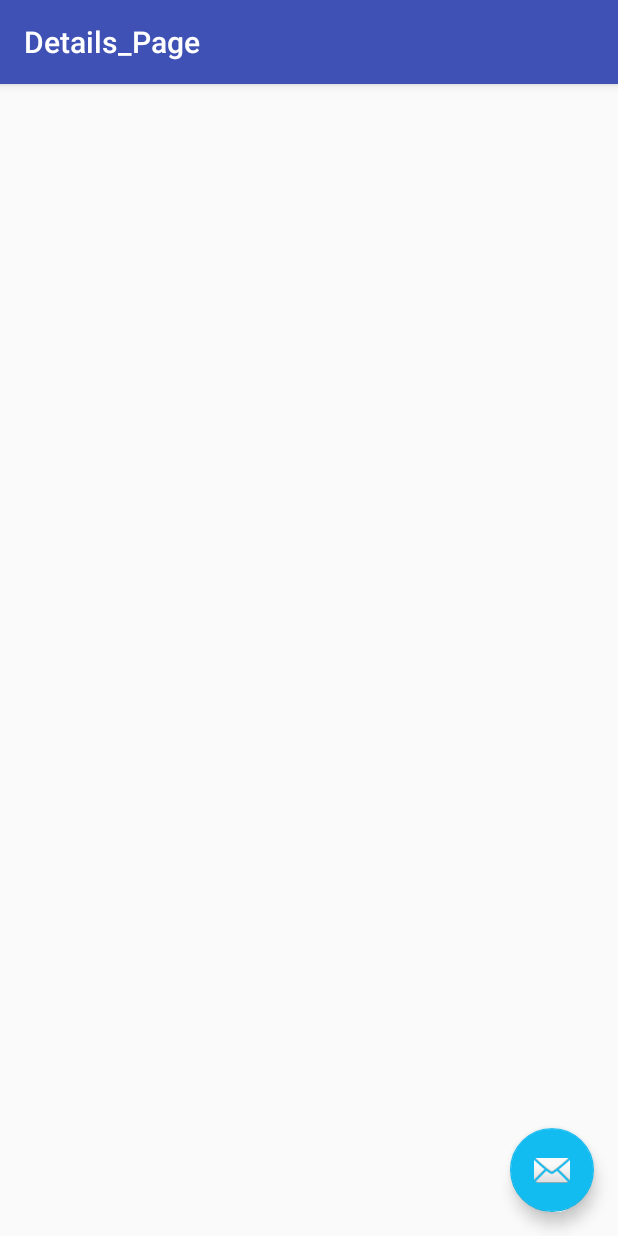
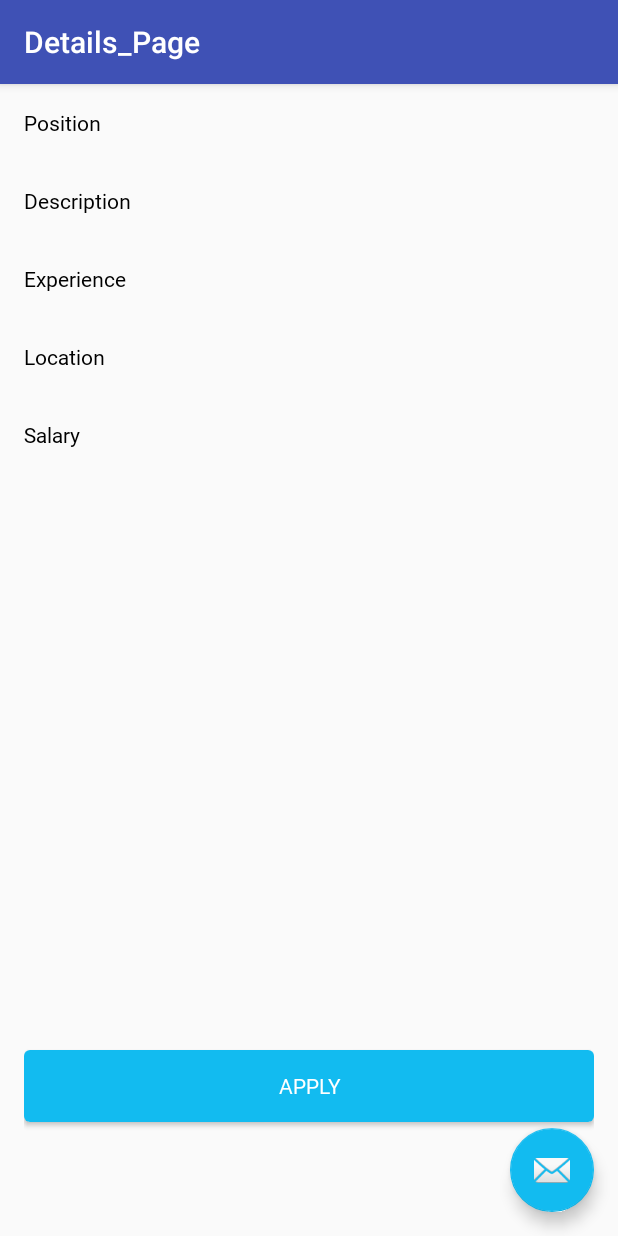
Before and after one commit to youngindia05/jobby, an Android app: the Details_Page screen opened directly, with no data from a screen before it, on a phone screen of 412 x 824 dp. Run offline under Robolectric (Android 15) with nearby library versions, the phone set to English and light mode, and no system bars.

Commit message:
DetailPage creation,Mainfest added Value

```diff
--- a/app/src/main/AndroidManifest.xml
+++ b/app/src/main/AndroidManifest.xml
@@ -57,7 +57,7 @@
             android:label="@string/title_activity_details__page"
             android:theme="@style/AppTheme"></activity>
         <activity android:name=".ui.DailyWagesRegstr"></activity>
-        <activity android:name=".ui.app.Search_list_Activity"></activity>
+        <activity android:name=".ui.Search_list_Activity"></activity>
     </application>
 
 </manifest>
--- a/app/src/main/java/com/youngindia/jobportal/ui/Details_Page.java
+++ b/app/src/main/java/com/youngindia/jobportal/ui/Details_Page.java
@@ -1,31 +1,49 @@
 package com.youngindia.jobportal.ui;
 
+import android.app.Dialog;
+import android.content.DialogInterface;
+import android.content.DialogInterface;
 import android.os.Bundle;
 import android.support.design.widget.FloatingActionButton;
 import android.support.design.widget.Snackbar;
+import android.support.v7.app.AlertDialog;
 import android.support.v7.app.AppCompatActivity;
 import android.support.v7.widget.Toolbar;
 import android.view.View;
+import android.widget.Toast;
 
 import com.youngindia.jobportal.R;
+import com.youngindia.jobportal.fonts.Roboto_Regular_Button;
 
 public class Details_Page extends AppCompatActivity {
+
+    Roboto_Regular_Button apply_btn;
 
     @Override
     protected void onCreate(Bundle savedInstanceState) {
         super.onCreate(savedInstanceState);
         setContentView(R.layout.activity_details__page);
         Toolbar toolbar = (Toolbar) findViewById(R.id.toolbar);
+
+        apply_btn= (Roboto_Regular_Button) findViewById(R.id.btn_apply);
         setSupportActionBar(toolbar);
 
-        FloatingActionButton fab = (FloatingActionButton) findViewById(R.id.fab);
-        fab.setOnClickListener(new View.OnClickListener() {
+        apply_btn.setOnClickListener(new View.OnClickListener(){
+
             @Override
-            public void onClick(View view) {
-                Snackbar.make(view, "Replace with your own action", Snackbar.LENGTH_LONG)
-                        .setAction("Action", null).show();
+            public void onClick(View v) {
+
+                AlertDialog alertDialog = new AlertDialog.Builder(
+                        Details_Page.this).create();
+                alertDialog.setTitle("Job Post");
+
+                alertDialog.setMessage("Your job is sucessfully applied");
+                alertDialog.show();
+
+
             }
         });
+
+
+        }
     }
-
-}
--- a/app/src/main/java/com/youngindia/jobportal/ui/Search_list_Activity.java
+++ b/app/src/main/java/com/youngindia/jobportal/ui/Search_list_Activity.java
@@ -1,15 +1,18 @@
-package com.youngindia.jobportal.ui.app;
+package com.youngindia.jobportal.ui;
 
+import android.content.Intent;
 import android.os.Bundle;
 import android.support.design.widget.FloatingActionButton;
 import android.support.design.widget.Snackbar;
 import android.support.v7.app.AppCompatActivity;
 import android.support.v7.widget.Toolbar;
 import android.view.View;
+import android.widget.AdapterView;
 import android.widget.ListView;
 
 import com.youngindia.jobportal.R;
 import com.youngindia.jobportal.adapter.ListAdapter;
+import com.youngindia.jobportal.ui.Details_Page;
 
 import java.sql.Array;
 
@@ -33,6 +36,15 @@ public class Search_list_Activity extends AppCompatActivity {
         listAdapter=new ListAdapter(this,job_name,job_wages,job_hr);
         listView_search.setAdapter(listAdapter);
 
+        listView_search.setOnItemClickListener(new AdapterView.OnItemClickListener() {
+            @Override
+            public void onItemClick(AdapterView<?> parent, View view, int position, long id) {
+
+                Intent i=new Intent(Search_list_Activity.this, Details_Page.class);
+                startActivity(i);
+            }
+        });
+
 
 
 
--- a/app/src/main/java/com/youngindia/jobportal/ui/frgmentd_dailywages_search.java
+++ b/app/src/main/java/com/youngindia/jobportal/ui/frgmentd_dailywages_search.java
@@ -15,7 +15,7 @@ import android.widget.Spinner;
 import android.widget.Toast;
 
 import com.youngindia.jobportal.R;
-import com.youngindia.jobportal.ui.app.Search_list_Activity;
+import com.youngindia.jobportal.ui.Search_list_Activity;
 
 /**
  * A simple {@link Fragment} subclass.
--- a/app/src/main/res/layout/content_details__page.xml
+++ b/app/src/main/res/layout/content_details__page.xml
@@ -11,7 +11,96 @@
     app:layout_behavior="@string/appbar_scrolling_view_behavior"
     tools:context="com.youngindia.jobportal.ui.Details_Page"
     tools:showIn="@layout/activity_details__page">
-
+    <com.youngindia.jobportal.fonts.Roboto_Regular
+        android:id="@+id/tv_position"
+        android:textColor="@color/textColorPrimary"
+        android:textSize="@dimen/lbl_txtsize"
+        android:layout_height="wrap_content"
+        android:text="@string/postion"
+        android:layout_width="match_parent"/>
+    <TextView
+        android:id="@+id/retrive_text_postion"
+        android:layout_width="match_parent"
+        android:layout_height="wrap_content"
+        android:textSize="@dimen/lbl_txtsize"
+        android:singleLine="true"
+        android:layout_marginBottom="@dimen/mrgin_btwn_edtText"
+        android:layout_below="@+id/tv_position"/>
+    <com.youngindia.jobportal.fonts.Roboto_Regular
+        android:id="@+id/tv_description"
+        android:textColor="@color/textColorPrimary"
+        android:textSize="@dimen/lbl_txtsize"
+        android:layout_height="wrap_content"
+        android:text="@string/description"
+        android:layout_below="@id/retrive_text_postion"
+        android:layout_width="match_parent"/>
+    <TextView
+        android:id="@+id/retrive_text_description"
+        android:layout_width="match_parent"
+        android:layout_height="wrap_content"
+        android:textSize="@dimen/lbl_txtsize"
+        android:singleLine="true"
+        android:layout_marginBottom="@dimen/mrgin_btwn_edtText"
+        android:layout_below="@+id/tv_description"/>
+    <com.youngindia.jobportal.fonts.Roboto_Regular
+        android:id="@+id/tv_expernc"
+        android:textColor="@color/textColorPrimary"
+        android:textSize="@dimen/lbl_txtsize"
+        android:layout_height="wrap_content"
+        android:text="@string/experecnce"
+        android:layout_below="@id/retrive_text_description"
+        android:layout_width="match_parent"/>
+    <TextView
+        android:id="@+id/retrive_text_experecnce"
+        android:layout_width="match_parent"
+        android:layout_height="wrap_content"
+        android:textSize="@dimen/lbl_txtsize"
+        android:singleLine="true"
+        android:layout_marginBottom="@dimen/mrgin_btwn_edtText"
+        android:layout_below="@+id/tv_expernc"/>
+    <com.youngindia.jobportal.fonts.Roboto_Regular
+        android:id="@+id/tv_location"
+        android:textColor="@color/textColorPrimary"
+        android:textSize="@dimen/lbl_txtsize"
+        android:layout_height="wrap_content"
+        android:text="@string/location"
+        android:layout_below="@id/retrive_text_experecnce"
+        android:layout_width="match_parent"/>
+    <TextView
+        android:id="@+id/retrive_text_location"
+        android:layout_width="match_parent"
+        android:layout_height="wrap_content"
+        android:textSize="@dimen/lbl_txtsize"
+        android:singleLine="true"
+        android:layout_marginBottom="@dimen/mrgin_btwn_edtText"
+        android:layout_below="@+id/tv_location"/>
+    <com.youngindia.jobportal.fonts.Roboto_Regular
+        android:id="@+id/tv_salary"
+        android:textColor="@color/textColorPrimary"
+        android:textSize="@dimen/lbl_txtsize"
+        android:layout_height="wrap_content"
+        android:text="@string/salary"
+        android:layout_below="@id/retrive_text_location"
+        android:layout_width="match_parent"/>
+    <TextView
+        android:id="@+id/Tv_salary"
+        android:layout_width="match_parent"
+        android:layout_height="@dimen/edt_height_normal"
+        android:textSize="@dimen/lbl_txtsize"
+        android:singleLine="true"
+        android:layout_marginBottom="@dimen/mrgin_btwn_edtText"
+        android:layout_below="@+id/tv_expernc"/>
+    <com.youngindia.jobportal.fonts.Roboto_Regular_Button
+        android:layout_width="match_parent"
+        android:layout_height="wrap_content"
+        android:id="@+id/btn_apply"
+        android:text="@string/apply"
+        android:textColor="@color/btn_textColor"
+        android:background="@drawable/btnshape"
+        android:layout_alignParentBottom="true"
+        android:layout_alignParentLeft="true"
+        android:layout_alignParentStart="true"
+        android:layout_marginBottom="60dp" />
 
 
 </RelativeLayout>
--- a/app/src/main/res/layout/fragment_fragmnet_emp_reg2.xml
+++ b/app/src/main/res/layout/fragment_fragmnet_emp_reg2.xml
@@ -7,8 +7,7 @@
     <RelativeLayout xmlns:android="http://schemas.android.com/apk/res/android"
         android:layout_width="match_parent"
         android:layout_height="match_parent"
-        android:padding="@dimen/activity_horizontal_margin"
-        android:layout_gravity="left|bottom">
+        android:padding="@dimen/activity_horizontal_margin">
         <com.youngindia.jobportal.fonts.Roboto_Regular
             android:id="@+id/tv_jobskill"
             android:textColor="@color/textColorPrimary"
--- a/app/src/main/res/values/strings.xml
+++ b/app/src/main/res/values/strings.xml
@@ -224,6 +224,10 @@
     <string name="specilization">Speclization</string>
     <string name="university">University</string>
     <string name="jobskill">Job Skill</string>
+    <string name="postion">Position</string>
+    <string name="description">Description</string>
+    <string name="apply">Apply</string>
+    <string name="experecnce">Experience</string>
     <string name="expected_slry">Expected Salary</string>
     <string name="total_experecnce">Total Experience</string>
 
```
